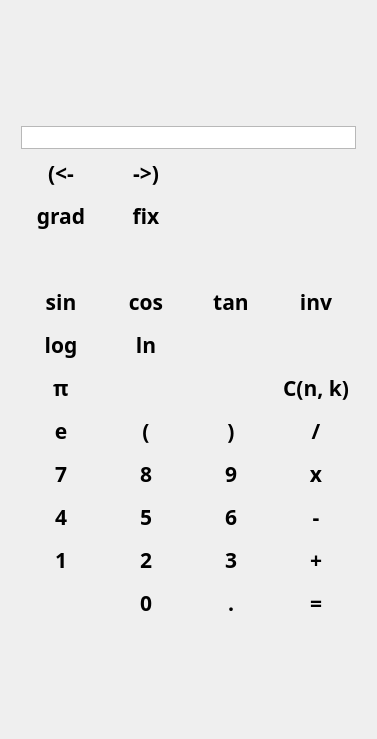
Qt form instructor/Calculator_cmake/mainwindow.ui (ajjkoch/allgaeu_rechner) before a commit.
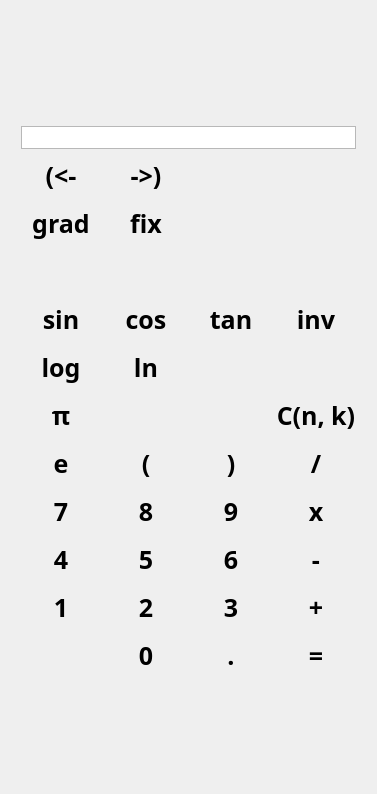
The same form after that commit. Icons and pictures are not drawn. Custom widgets are drawn as their Qt base class.

Commit message: ui: use bold Bree Serif for wooden button labels

Patch:
```diff
--- a/instructor/Calculator_cmake/mainwindow.ui
+++ b/instructor/Calculator_cmake/mainwindow.ui
@@ -251,8 +251,8 @@
           </property>
           <property name="font">
            <font>
-            <family>Optima</family>
-            <pointsize>16</pointsize>
+            <family>Bree Serif</family>
+            <pointsize>19</pointsize>
             <bold>true</bold>
             <kerning>true</kerning>
            </font>
@@ -296,8 +296,8 @@
           </property>
           <property name="font">
            <font>
-            <family>Optima</family>
-            <pointsize>16</pointsize>
+            <family>Bree Serif</family>
+            <pointsize>19</pointsize>
             <bold>true</bold>
             <kerning>true</kerning>
            </font>
@@ -341,8 +341,8 @@
           </property>
           <property name="font">
            <font>
-            <family>Optima</family>
-            <pointsize>16</pointsize>
+            <family>Bree Serif</family>
+            <pointsize>19</pointsize>
             <bold>true</bold>
             <kerning>true</kerning>
            </font>
@@ -389,8 +389,8 @@
           </property>
           <property name="font">
            <font>
-            <family>Optima</family>
-            <pointsize>16</pointsize>
+            <family>Bree Serif</family>
+            <pointsize>19</pointsize>
             <bold>true</bold>
             <kerning>true</kerning>
            </font>
@@ -437,8 +437,8 @@
           </property>
           <property name="font">
            <font>
-            <family>Optima</family>
-            <pointsize>16</pointsize>
+            <family>Bree Serif</family>
+            <pointsize>19</pointsize>
             <bold>true</bold>
             <kerning>true</kerning>
            </font>
@@ -485,8 +485,8 @@
           </property>
           <property name="font">
            <font>
-            <family>Optima</family>
-            <pointsize>16</pointsize>
+            <family>Bree Serif</family>
+            <pointsize>19</pointsize>
             <bold>true</bold>
             <kerning>true</kerning>
            </font>
@@ -533,8 +533,8 @@
           </property>
           <property name="font">
            <font>
-            <family>Optima</family>
-            <pointsize>16</pointsize>
+            <family>Bree Serif</family>
+            <pointsize>19</pointsize>
             <bold>true</bold>
             <kerning>true</kerning>
            </font>
@@ -578,8 +578,8 @@
           </property>
           <property name="font">
            <font>
-            <family>Optima</family>
-            <pointsize>16</pointsize>
+            <family>Bree Serif</family>
+            <pointsize>19</pointsize>
             <bold>true</bold>
             <kerning>true</kerning>
            </font>
@@ -623,8 +623,8 @@
           </property>
           <property name="font">
            <font>
-            <family>Optima</family>
-            <pointsize>16</pointsize>
+            <family>Bree Serif</family>
+            <pointsize>19</pointsize>
             <bold>true</bold>
             <kerning>true</kerning>
            </font>
@@ -668,8 +668,8 @@
           </property>
           <property name="font">
            <font>
-            <family>Optima</family>
-            <pointsize>16</pointsize>
+            <family>Bree Serif</family>
+            <pointsize>19</pointsize>
             <bold>true</bold>
             <kerning>true</kerning>
            </font>
@@ -716,8 +716,8 @@
           </property>
           <property name="font">
            <font>
-            <family>Optima</family>
-            <pointsize>16</pointsize>
+            <family>Bree Serif</family>
+            <pointsize>19</pointsize>
             <bold>true</bold>
             <kerning>true</kerning>
            </font>
@@ -764,8 +764,8 @@
           </property>
           <property name="font">
            <font>
-            <family>Optima</family>
-            <pointsize>16</pointsize>
+            <family>Bree Serif</family>
+            <pointsize>19</pointsize>
             <bold>true</bold>
             <kerning>true</kerning>
            </font>
@@ -812,8 +812,8 @@
           </property>
           <property name="font">
            <font>
-            <family>Optima</family>
-            <pointsize>16</pointsize>
+            <family>Bree Serif</family>
+            <pointsize>19</pointsize>
             <bold>true</bold>
             <kerning>true</kerning>
            </font>
@@ -857,8 +857,8 @@
           </property>
           <property name="font">
            <font>
-            <family>Optima</family>
-            <pointsize>16</pointsize>
+            <family>Bree Serif</family>
+            <pointsize>19</pointsize>
             <bold>true</bold>
             <kerning>true</kerning>
            </font>
@@ -902,8 +902,8 @@
           </property>
           <property name="font">
            <font>
-            <family>Optima</family>
-            <pointsize>16</pointsize>
+            <family>Bree Serif</family>
+            <pointsize>19</pointsize>
             <bold>true</bold>
             <kerning>true</kerning>
            </font>
@@ -947,8 +947,8 @@
           </property>
           <property name="font">
            <font>
-            <family>Optima</family>
-            <pointsize>16</pointsize>
+            <family>Bree Serif</family>
+            <pointsize>19</pointsize>
             <bold>true</bold>
             <kerning>true</kerning>
            </font>
@@ -995,8 +995,8 @@
           </property>
           <property name="font">
            <font>
-            <family>Optima</family>
-            <pointsize>16</pointsize>
+            <family>Bree Serif</family>
+            <pointsize>19</pointsize>
             <bold>true</bold>
             <kerning>true</kerning>
            </font>
@@ -1040,8 +1040,8 @@
           </property>
           <property name="font">
            <font>
-            <family>Optima</family>
-            <pointsize>16</pointsize>
+            <family>Bree Serif</family>
+            <pointsize>19</pointsize>
             <bold>true</bold>
             <kerning>true</kerning>
            </font>
@@ -1088,8 +1088,8 @@
           </property>
           <property name="font">
            <font>
-            <family>Optima</family>
-            <pointsize>16</pointsize>
+            <family>Bree Serif</family>
+            <pointsize>19</pointsize>
             <bold>true</bold>
             <kerning>true</kerning>
            </font>
@@ -1136,8 +1136,8 @@
           </property>
           <property name="font">
            <font>
-            <family>Optima</family>
-            <pointsize>16</pointsize>
+            <family>Bree Serif</family>
+            <pointsize>19</pointsize>
             <bold>true</bold>
             <kerning>true</kerning>
            </font>
@@ -1181,8 +1181,8 @@
           </property>
           <property name="font">
            <font>
-            <family>Optima</family>
-            <pointsize>16</pointsize>
+            <family>Bree Serif</family>
+            <pointsize>19</pointsize>
             <bold>true</bold>
             <kerning>true</kerning>
            </font>
@@ -1226,8 +1226,8 @@
           </property>
           <property name="font">
            <font>
-            <family>Optima</family>
-            <pointsize>16</pointsize>
+            <family>Bree Serif</family>
+            <pointsize>19</pointsize>
             <bold>true</bold>
             <kerning>true</kerning>
            </font>
@@ -1274,8 +1274,8 @@
           </property>
           <property name="font">
            <font>
-            <family>Optima</family>
-            <pointsize>16</pointsize>
+            <family>Bree Serif</family>
+            <pointsize>19</pointsize>
             <bold>true</bold>
             <kerning>true</kerning>
            </font>
@@ -1324,8 +1324,8 @@
           </property>
           <property name="font">
            <font>
-            <family>Optima</family>
-            <pointsize>16</pointsize>
+            <family>Bree Serif</family>
+            <pointsize>19</pointsize>
             <bold>true</bold>
             <kerning>true</kerning>
            </font>
@@ -1369,8 +1369,8 @@
           </property>
           <property name="font">
            <font>
-            <family>Optima</family>
-            <pointsize>16</pointsize>
+            <family>Bree Serif</family>
+            <pointsize>19</pointsize>
             <bold>true</bold>
             <kerning>true</kerning>
            </font>
@@ -1419,8 +1419,8 @@
           </property>
           <property name="font">
            <font>
-            <family>Optima</family>
-            <pointsize>16</pointsize>
+            <family>Bree Serif</family>
+            <pointsize>19</pointsize>
             <bold>true</bold>
             <kerning>true</kerning>
            </font>
@@ -1469,8 +1469,8 @@
           </property>
           <property name="font">
            <font>
-            <family>Optima</family>
-            <pointsize>16</pointsize>
+            <family>Bree Serif</family>
+            <pointsize>19</pointsize>
             <bold>true</bold>
             <kerning>true</kerning>
            </font>
@@ -1514,8 +1514,8 @@
           </property>
           <property name="font">
            <font>
-            <family>Optima</family>
-            <pointsize>16</pointsize>
+            <family>Bree Serif</family>
+            <pointsize>19</pointsize>
             <bold>true</bold>
             <kerning>true</kerning>
            </font>
@@ -1565,8 +1565,8 @@
           </property>
           <property name="font">
            <font>
-            <family>Optima</family>
-            <pointsize>16</pointsize>
+            <family>Bree Serif</family>
+            <pointsize>19</pointsize>
             <bold>true</bold>
             <kerning>true</kerning>
            </font>
@@ -1663,8 +1663,8 @@
           </property>
           <property name="font">
            <font>
-            <family>Optima</family>
-            <pointsize>16</pointsize>
+            <family>Bree Serif</family>
+            <pointsize>19</pointsize>
             <bold>true</bold>
             <kerning>true</kerning>
            </font>
@@ -1708,8 +1708,8 @@
           </property>
           <property name="font">
            <font>
-            <family>Optima</family>
-            <pointsize>16</pointsize>
+            <family>Bree Serif</family>
+            <pointsize>19</pointsize>
             <bold>true</bold>
             <kerning>true</kerning>
            </font>
@@ -1756,8 +1756,8 @@
           </property>
           <property name="font">
            <font>
-            <family>Optima</family>
-            <pointsize>16</pointsize>
+            <family>Bree Serif</family>
+            <pointsize>19</pointsize>
             <bold>true</bold>
             <kerning>true</kerning>
            </font>
@@ -1801,8 +1801,8 @@
           </property>
           <property name="font">
            <font>
-            <family>Optima</family>
-            <pointsize>16</pointsize>
+            <family>Bree Serif</family>
+            <pointsize>19</pointsize>
             <bold>true</bold>
             <kerning>true</kerning>
            </font>
@@ -1849,8 +1849,8 @@
           </property>
           <property name="font">
            <font>
-            <family>Optima</family>
-            <pointsize>16</pointsize>
+            <family>Bree Serif</family>
+            <pointsize>19</pointsize>
             <bold>true</bold>
             <kerning>true</kerning>
            </font>
@@ -1897,8 +1897,8 @@
           </property>
           <property name="font">
            <font>
-            <family>Optima</family>
-            <pointsize>16</pointsize>
+            <family>Bree Serif</family>
+            <pointsize>19</pointsize>
             <bold>true</bold>
             <kerning>true</kerning>
            </font>
@@ -1954,8 +1954,8 @@
           </property>
           <property name="font">
            <font>
-            <family>Optima</family>
-            <pointsize>16</pointsize>
+            <family>Bree Serif</family>
+            <pointsize>19</pointsize>
             <bold>true</bold>
             <kerning>true</kerning>
            </font>
@@ -1999,8 +1999,8 @@
           </property>
           <property name="font">
            <font>
-            <family>Optima</family>
-            <pointsize>16</pointsize>
+            <family>Bree Serif</family>
+            <pointsize>19</pointsize>
             <bold>true</bold>
             <kerning>true</kerning>
            </font>
@@ -2047,8 +2047,8 @@
           </property>
           <property name="font">
            <font>
-            <family>Optima</family>
-            <pointsize>16</pointsize>
+            <family>Bree Serif</family>
+            <pointsize>19</pointsize>
             <bold>true</bold>
             <kerning>true</kerning>
            </font>
@@ -2098,8 +2098,8 @@
           </property>
           <property name="font">
            <font>
-            <family>Optima</family>
-            <pointsize>16</pointsize>
+            <family>Bree Serif</family>
+            <pointsize>19</pointsize>
             <bold>true</bold>
             <kerning>true</kerning>
            </font>
@@ -2146,8 +2146,8 @@
           </property>
           <property name="font">
            <font>
-            <family>Optima</family>
-            <pointsize>16</pointsize>
+            <family>Bree Serif</family>
+            <pointsize>19</pointsize>
             <bold>true</bold>
             <kerning>true</kerning>
            </font>
@@ -2197,8 +2197,8 @@
           </property>
           <property name="font">
            <font>
-            <family>Optima</family>
-            <pointsize>16</pointsize>
+            <family>Bree Serif</family>
+            <pointsize>19</pointsize>
             <bold>true</bold>
             <kerning>true</kerning>
            </font>
@@ -2248,8 +2248,8 @@
           </property>
           <property name="font">
            <font>
-            <family>Optima</family>
-            <pointsize>16</pointsize>
+            <family>Bree Serif</family>
+            <pointsize>19</pointsize>
             <bold>true</bold>
             <kerning>true</kerning>
            </font>
@@ -2299,8 +2299,8 @@
           </property>
           <property name="font">
            <font>
-            <family>Optima</family>
-            <pointsize>16</pointsize>
+            <family>Bree Serif</family>
+            <pointsize>19</pointsize>
             <bold>true</bold>
             <kerning>true</kerning>
            </font>
@@ -2347,8 +2347,8 @@
           </property>
           <property name="font">
            <font>
-            <family>Optima</family>
-            <pointsize>16</pointsize>
+            <family>Bree Serif</family>
+            <pointsize>19</pointsize>
             <bold>true</bold>
             <kerning>true</kerning>
            </font>
```
